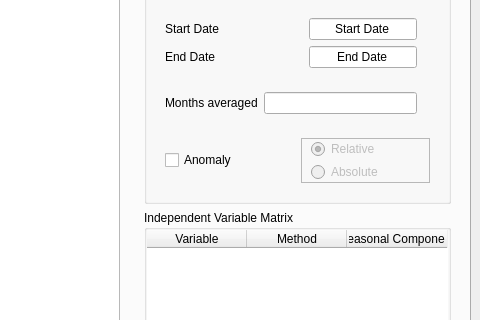
Old version of the form main.ui in the repository IUPBAuf/IUP-Regression-Model; both pictures show x 165 to 645 and y 231 to 551 of the 645 by 882 pixel window.
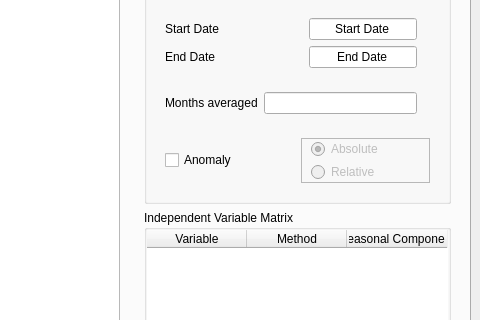
New version of the form.

Commit message:
Proxy Name Fix & Better Proxy File Reading
Fixed an issue that was caused by proxies having "trend" in its name. This was seen by the program as the trend column, crashing it.
Added some more robust proxy file reading for the main file.
Also added the fit parameter uncertainties to the output file.

```diff
--- a/main.ui
+++ b/main.ui
@@ -330,9 +330,9 @@
                      <number>0</number>
                     </property>
                     <item>
-                     <widget class="QRadioButton" name="radio_rel">
+                     <widget class="QRadioButton" name="radio_abs">
                       <property name="text">
-                       <string>Relative</string>
+                       <string>Absolute</string>
                       </property>
                       <property name="checked">
                        <bool>true</bool>
@@ -340,12 +340,9 @@
                      </widget>
                     </item>
                     <item>
-                     <widget class="QRadioButton" name="radio_abs">
+                     <widget class="QRadioButton" name="radio_rel">
                       <property name="text">
-                       <string>Absolute</string>
-                      </property>
-                      <property name="checked">
-                       <bool>false</bool>
+                       <string>Relative</string>
                       </property>
                      </widget>
                     </item>
```
The commit also changes 1 other file.
